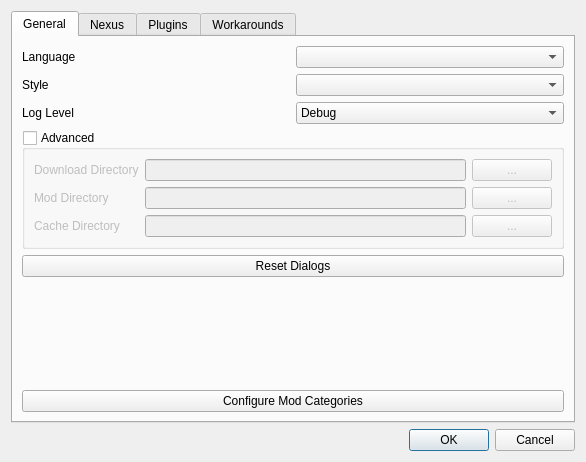
Qt form modorganizer/src/settingsdialog.ui (Holt59/mo2-merge) before a commit.
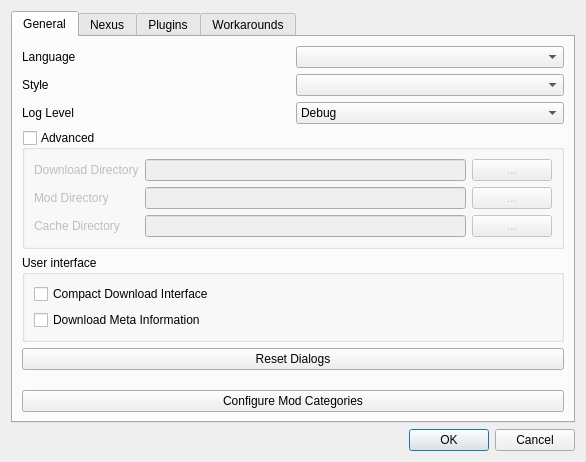
The same form after that commit. Icons and pictures are not drawn.

Commit message: [modorganizer] - added an option to show meta info on downloads instead of filenames - MO will now cancel if user tries to run MO vfs-injected - when saving the MO ini file it is now written to a tmp file first and then overwritten - updated to link against boost python 1.55

Patch:
```diff
--- a/modorganizer/src/settingsdialog.ui
+++ b/modorganizer/src/settingsdialog.ui
@@ -193,6 +193,35 @@
          </layout>
         </widget>
        </item>
+       <item>
+        <widget class="QGroupBox" name="groupBox">
+         <property name="title">
+          <string>User interface</string>
+         </property>
+         <layout class="QVBoxLayout" name="verticalLayout_11">
+          <item>
+           <widget class="QCheckBox" name="compactBox">
+            <property name="toolTip">
+             <string>If checked, the download interface will be more compact.</string>
+            </property>
+            <property name="text">
+             <string>Compact Download Interface</string>
+            </property>
+           </widget>
+          </item>
+          <item>
+           <widget class="QCheckBox" name="showMetaBox">
+            <property name="toolTip">
+             <string>If checked, the download list will display meta information instead of file names.</string>
+            </property>
+            <property name="text">
+             <string>Download Meta Information</string>
+            </property>
+           </widget>
+          </item>
+         </layout>
+        </widget>
+       </item>
        <item>
         <widget class="QPushButton" name="resetDialogsButton">
          <property name="maximumSize">
```
The commit also changes 16 other files.
